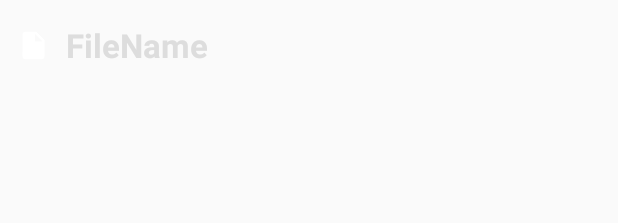
After one commit to silvershine157/CPS-Smartwatch-Arm-Tracker, an Android app: the layout list_item.xml on its own in the app's theme, with its tools: preview values and no code run, on a phone screen of 412 x 824 dp. The commit adds this screen. Shown: the top 223 px of the screen. Run offline under Robolectric (Android 15) with nearby library versions, the phone set to English and light mode, and no system bars.

```diff
--- a/SensorApp/mobile/build.gradle
+++ b/SensorApp/mobile/build.gradle
@@ -22,7 +22,7 @@ android {
 
 dependencies {
     implementation fileTree(include: ['*.jar'], dir: 'libs')
-    implementation 'com.android.support:appcompat-v7:28.0.0-alpha3'
+    implementation 'com.android.support:appcompat-v7:28.0.0-alpha1'
     implementation 'com.android.support.constraint:constraint-layout:1.1.2'
     testImplementation 'junit:junit:4.12'
     androidTestImplementation 'com.android.support.test:runner:1.0.2'
--- a/SensorApp/mobile/src/main/java/com/example/cps_sunjae/sensorapp/SensorService.java
+++ b/SensorApp/mobile/src/main/java/com/example/cps_sunjae/sensorapp/SensorService.java
@@ -164,7 +164,8 @@ public class SensorService extends Service implements DataClient.OnDataChangedLi
             loadFromAsset("_lAccel.txt", dataMap.getAsset(SENSOR_lACCEL));
             loadFromAsset("_rotVector.txt", dataMap.getAsset(SENSOR_ROTVEC));
             writeAudio(dataMap.getAsset(RECORD));
-            Log.d("testdrive", "data written");
+            Log.d(TAG, "data written");
+
             MainActivity.makeText("data written");
             Random rand = new Random();
             int r = rand.nextInt(256);
--- /dev/null
+++ b/SensorApp/mobile/src/main/res/layout/list_item.xml
@@ -0,0 +1,33 @@
+<?xml version="1.0" encoding="utf-8"?>
+<android.support.constraint.ConstraintLayout xmlns:android="http://schemas.android.com/apk/res/android"
+    android:layout_width="match_parent"
+    android:layout_height="60dp"
+    xmlns:app="http://schemas.android.com/apk/res-auto">
+
+
+    <ImageView
+        android:id="@+id/imageView"
+        android:layout_width="wrap_content"
+        android:layout_height="wrap_content"
+        app:layout_constraintLeft_toLeftOf="parent"
+        app:layout_constraintTop_toTopOf="parent"
+        app:layout_constraintBottom_toBottomOf="parent"
+        android:layout_marginLeft="10dp"
+        android:src="@drawable/file"
+        />
+
+    <TextView
+        android:layout_width="wrap_content"
+        android:layout_height="wrap_content"
+        android:id="@+id/fileName"
+        android:textColor="#dddddd"
+        app:layout_constraintLeft_toRightOf="@+id/imageView"
+        app:layout_constraintTop_toTopOf="parent"
+        app:layout_constraintBottom_toBottomOf="parent"
+        android:layout_marginLeft="10dp"
+        android:text="FileName"
+        android:textSize="22dp"
+        android:textStyle="bold"
+        />
+
+</android.support.constraint.ConstraintLayout>
--- a/SensorApp/mobile/src/main/res/values/colors.xml
+++ b/SensorApp/mobile/src/main/res/values/colors.xml
@@ -3,4 +3,6 @@
     <color name="colorPrimary">#3F51B5</color>
     <color name="colorPrimaryDark">#303F9F</color>
     <color name="colorAccent">#FF4081</color>
+    <color name="colorTangerine">#efa21c</color>
+    <color name="colorLightDark">#555555</color>
 </resources>
```
Also changed, not shown: SensorApp/mobile/src/main/AndroidManifest.xml (+10 -5 lines), SensorApp/mobile/src/main/java/com/example/cps_sunjae/sensorapp/FileActivity.java (added, +147 -0 lines), SensorApp/mobile/src/main/java/com/example/cps_sunjae/sensorapp/MainActivity.java (+44 -1 lines), SensorApp/mobile/src/main/res/drawable/list_item_background.xml (added, +7 -0 lines), SensorApp/mobile/src/main/res/drawable/ripple.xml (added, +8 -0 lines), SensorApp/mobile/src/main/res/layout/activity_file.xml (added, +19 -0 lines), SensorApp/mobile/src/main/res/layout/activity_main.xml (+7 -0 lines), SensorApp/wear/src/main/java/com/example/cps_sunjae/sensorapp/MainActivity.java (+68 -38 lines), SensorApp/mobile/src/main/res/drawable-hdpi/file.png (added), SensorApp/mobile/src/main/res/drawable-hdpi/folder.png (added), SensorApp/mobile/src/main/res/drawable-mdpi/file.png (added), SensorApp/mobile/src/main/res/drawable-mdpi/folder.png (added), SensorApp/mobile/src/main/res/drawable-xhdpi/file.png (added), SensorApp/mobile/src/main/res/drawable-xhdpi/folder.png (added), 2 more files.
